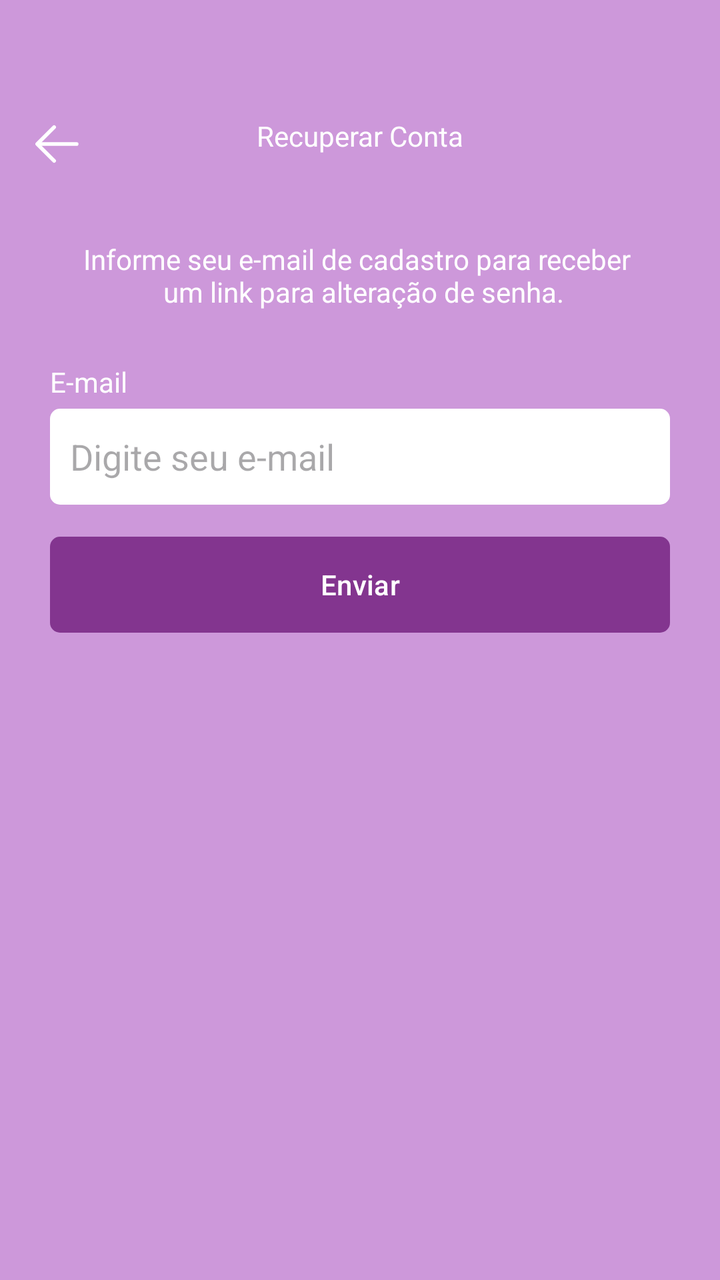
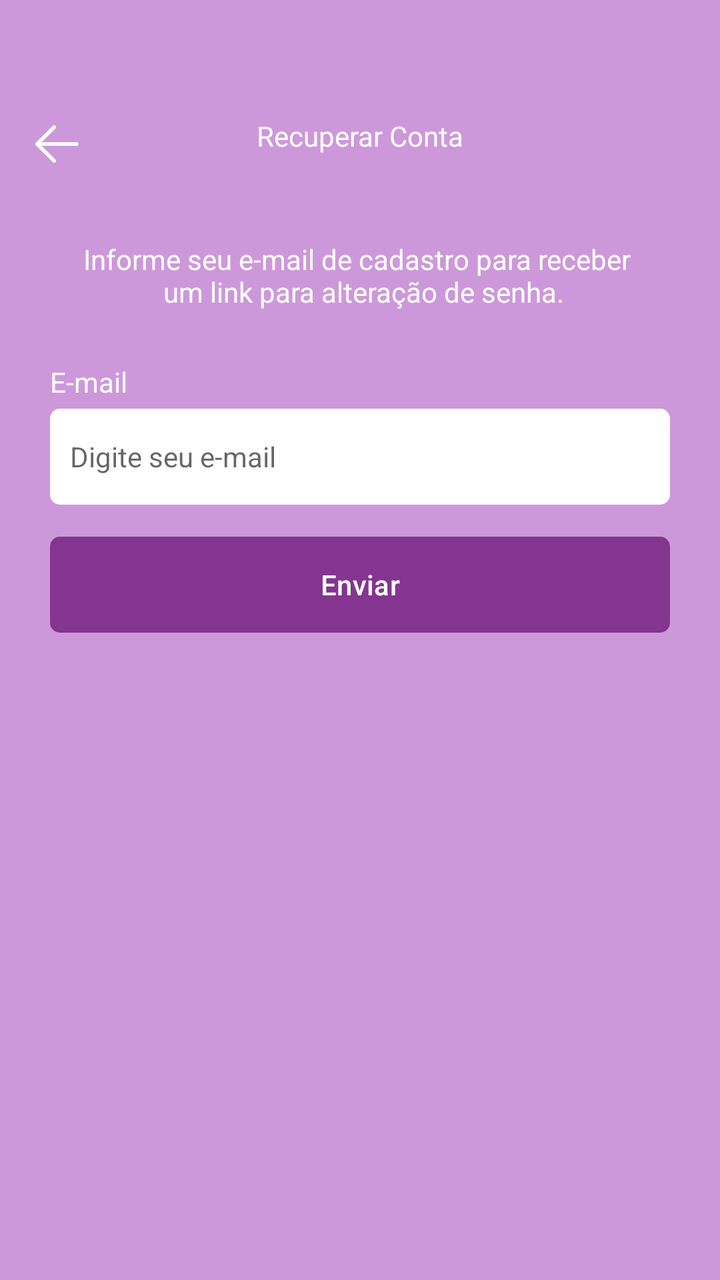

Two renders of the same Android screen: before a commit and after it. Below are the layout's source before the change and the commit's diff.
<!-- AndroidManifest.xml: application theme Theme.Task2 -->
<!-- res/layout/fragment_recover_account.xml -->
<?xml version="1.0" encoding="utf-8"?>
<ScrollView xmlns:android="http://schemas.android.com/apk/res/android"
    xmlns:tools="http://schemas.android.com/tools"
    android:layout_width="match_parent"
    android:layout_height="match_parent"
    xmlns:app="http://schemas.android.com/apk/res-auto"
    android:fillViewport="true"
    tools:context=".ui.auth.RecoverAccountFragment">


    <LinearLayout
        android:layout_width="match_parent"
        android:layout_height="wrap_content"
        android:orientation="vertical"
        android:id="@+id/linearLayout1">

        <com.google.android.material.appbar.MaterialToolbar
            android:id="@+id/toolbar"
            android:layout_width="match_parent"
            android:layout_height="wrap_content"
            app:navigationIcon="@drawable/ic_back"
            android:paddingTop="40dp">

            <TextView
                android:layout_width="wrap_content"
                android:layout_height="wrap_content"
                android:text="Recuperar Conta"
                android:textColor="@color/white"
                android:layout_gravity="center_horizontal"/>

        </com.google.android.material.appbar.MaterialToolbar>

        <LinearLayout
            android:id="@+id/linearLayout2"
            android:layout_width="match_parent"
            android:layout_height="wrap_content"
            android:orientation="vertical"
            android:layout_marginHorizontal="25dp"
            >
            
            <TextView
                android:layout_width="match_parent"
                android:layout_height="wrap_content"
                android:id="@+id/textviewMensagem"
                android:text="Informe seu e-mail de cadastro para receber \n um link para alteração de senha."
                android:textColor="@color/white"
                android:textAlignment="center"
                android:layout_marginTop="24dp"/>

            <TextView
                android:layout_width="wrap_content"
                android:layout_height="wrap_content"
                android:text="E-mail"
                android:textColor="@color/white"
                android:layout_marginTop="26dp"/>

            <EditText
                android:id="@+id/editTextEmail"
                android:layout_width="match_parent"
                android:layout_height="48dp"
                android:hint="Digite seu e-mail"
                android:inputType="textEmailAddress"
                android:padding="10dp"
                android:layout_marginTop="4dp"
                android:background="@drawable/bg_edit_text"/>



            <com.google.android.material.button.MaterialButton
                android:id="@+id/CriarConta"
                android:layout_width="match_parent"
                android:layout_height="wrap_content"
                android:text="Enviar"
                android:textColor="@color/white"
                app:backgroundTint="@null"
                android:background="@drawable/bg_btn"
                android:layout_marginTop="16dp"


                />

            

            <ProgressBar
                android:layout_width="wrap_content"
                android:layout_height="wrap_content"
                android:layout_marginTop="8dp"
                android:id="@+id/progressBar"
                android:visibility="invisible"
                tools:visibility="visible"
                android:indeterminateTint="@color/white"
                android:layout_gravity="center"/>
        </LinearLayout>

    </LinearLayout>

</ScrollView>
<!-- resources referenced by this layout -->
<resources>
  <color name="white">#FFFFFFFF</color>
  <!-- drawable bg_btn (drawable) -->
  <?xml version="1.0" encoding="utf-8"?>
  <shape xmlns:android="http://schemas.android.com/apk/res/android"
  
      android:shape="rectangle">
  
      <solid android:color="@color/roxo"/>
      <corners android:radius="5dp"/>
  
  
  </shape>
  <!-- drawable bg_edit_text (drawable) -->
  <?xml version="1.0" encoding="utf-8"?>
  <shape xmlns:android="http://schemas.android.com/apk/res/android"
      android:shape="rectangle">
      <solid android:color="@color/white"/>
      <corners android:radius="5dp"/>
  </shape>
  <!-- drawable ic_back (drawable) -->
  <vector xmlns:android="http://schemas.android.com/apk/res/android" android:height="30dp" android:viewportHeight="1024" android:viewportWidth="1024" android:width="30dp">
        
      <path android:fillColor="#FFFFFF" android:pathData="M224,480h640a32,32 0,1 1,0 64H224a32,32 0,0 1,0 -64z"/>
        
      <path android:fillColor="#FFFFFF" android:pathData="m237.2,512 l265.4,265.3a32,32 0,0 1,-45.3 45.3l-288,-288a32,32 0,0 1,0 -45.3l288,-288a32,32 0,1 1,45.3 45.3L237.2,512z"/>
      
  </vector>
  <style name="Theme.Task2" parent="Base.Theme.Task2" />
  <color name="roxo">#83358F</color>
  <style name="Base.Theme.Task2" parent="Theme.Material3.DayNight.NoActionBar">
          
          
          <item name="android:windowBackground">@color/color_default</item>
          <item name="colorPrimary">@color/color_default</item>
          <item name="colorPrimaryVariant">@color/color_default</item>
      </style>
  <color name="color_default">#cd98da</color>
</resources>

<!-- the commit's change to res/layout/fragment_recover_account.xml (unified diff, before → after) -->
@@ -62,7 +62,7 @@
                 android:inputType="textEmailAddress"
                 android:padding="10dp"
                 android:layout_marginTop="4dp"
-                android:background="@drawable/bg_edit_text"/>
+                style="@style/EditTextTheme"/>
 
 
 
<!-- resource entries referenced after the edit -->
@@ -27,6 +27,11 @@
       <path android:fillColor="#FFFFFF" android:pathData="m237.2,512 l265.4,265.3a32,32 0,0 1,-45.3 45.3l-288,-288a32,32 0,0 1,0 -45.3l288,-288a32,32 0,1 1,45.3 45.3L237.2,512z"/>
       
   </vector>
+  <style name="EditTextTheme" parent="Theme.MaterialComponents.DayNight.NoActionBar">
+          <item name="android:background">@drawable/bg_edit_text</item>
+          <item name="android:padding">16dp</item>
+          <item name="android:textSize">14sp</item>
+      </style>
   <style name="Theme.Task2" parent="Base.Theme.Task2" />
   <color name="roxo">#83358F</color>
   <style name="Base.Theme.Task2" parent="Theme.Material3.DayNight.NoActionBar">
